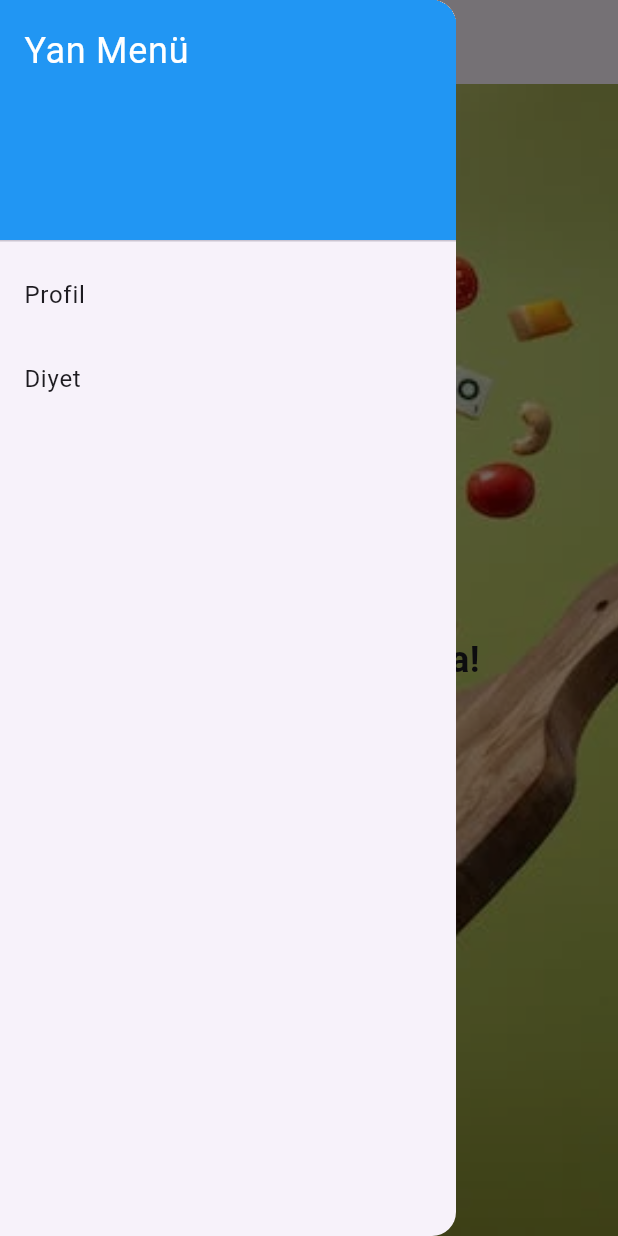
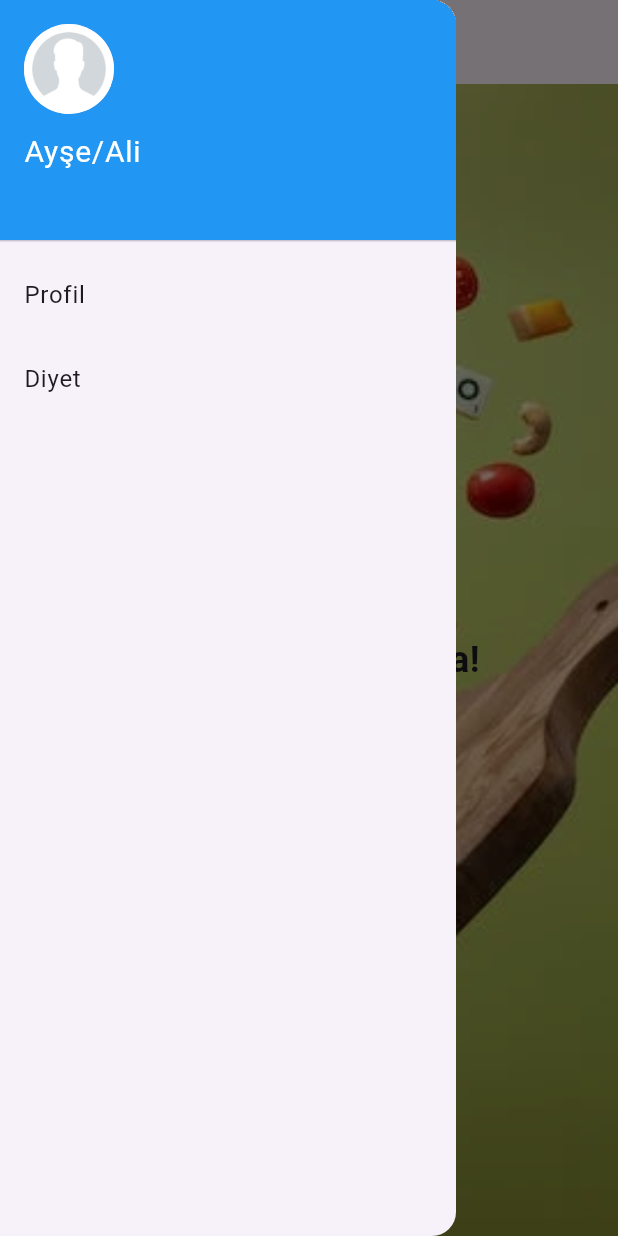
Before and after one commit to Karyabla55/GDSC_SC_Project, a Flutter app: the HomePage screen opened directly, with the side drawer open, on a phone screen of 412 x 824 dp. Run offline on Flutter 3.47's test engine with Material 3 defaults, Android fonts, the phone set to English and light mode, and no system bars.

Commit message:
info.dart oluşturuldu ve ve baglandı

```diff
--- a/lib/mainmenu.dart
+++ b/lib/mainmenu.dart
@@ -1,4 +1,7 @@
+// mainmenu.dart
+
 import 'package:flutter/material.dart';
+import 'info.dart'; // info.dart dosyasını ekleyin
 
 void main() {
   runApp(MainMenu());
@@ -32,11 +35,32 @@ class HomePage extends StatelessWidget {
               decoration: BoxDecoration(
                 color: Colors.blue,
               ),
-              child: Text(
-                'Yan Menü',
-                style: TextStyle(
-                  color: Colors.white,
-                  fontSize: 24,
+              child: InkWell(
+                onTap: () {
+                  // "Ayşe/Ali" yazısına tıklandığında yapılacak işlemler
+                  print('Ayşe/Ali yazısına tıklandı.');
+                  Navigator.pop(context); // Yan menüyü kapat
+                  Navigator.push(
+                    context,
+                    MaterialPageRoute(builder: (context) => EmptyPage()),
+                  );
+                },
+                child: Column(
+                  crossAxisAlignment: CrossAxisAlignment.start,
+                  children: [
+                    CircleAvatar(
+                      radius: 30,
+                      backgroundImage: AssetImage("assets/erkek.jpg"),
+                    ),
+                    SizedBox(height: 10),
+                    Text(
+                      'Ayşe/Ali',
+                      style: TextStyle(
+                        color: Colors.white,
+                        fontSize: 20,
+                      ),
+                    ),
+                  ],
                 ),
               ),
             ),
@@ -97,7 +121,7 @@ class DiyetPage extends StatelessWidget {
             title: Text(
               'Kilo Alma',
               textAlign: TextAlign.center,
-              style: TextStyle(fontSize: 20), // Boyutu 20 olarak ayarla
+              style: TextStyle(fontSize: 20),
             ),
             onTap: () {
               // Kilo Alma'ya tıklandığında yapılacak işlemler
@@ -109,7 +133,7 @@ class DiyetPage extends StatelessWidget {
             title: Text(
               'Kilo Verme',
               textAlign: TextAlign.center,
-              style: TextStyle(fontSize: 20), // Boyutu 20 olarak ayarla
+              style: TextStyle(fontSize: 20),
             ),
             onTap: () {
               // Kilo Verme'ye tıklandığında yapılacak işlemler
@@ -121,7 +145,7 @@ class DiyetPage extends StatelessWidget {
             title: Text(
               'Kilo Koruma',
               textAlign: TextAlign.center,
-              style: TextStyle(fontSize: 20), // Boyutu 20 olarak ayarla
+              style: TextStyle(fontSize: 20),
             ),
             onTap: () {
               // Kilo Koruma'ye tıklandığında yapılacak işlemler
--- a/pubspec.yaml
+++ b/pubspec.yaml
@@ -23,3 +23,4 @@ flutter:
     - assets/anamenü.png
     - assets/kayitolmenu.png
     - assets/resimler/BackgroundMainMenu.png
+    - assets/erkek.jpg
```
Also changed, not shown: lib/info.dart (added, +15 -0 lines), assets/erkek.jpg (added).
